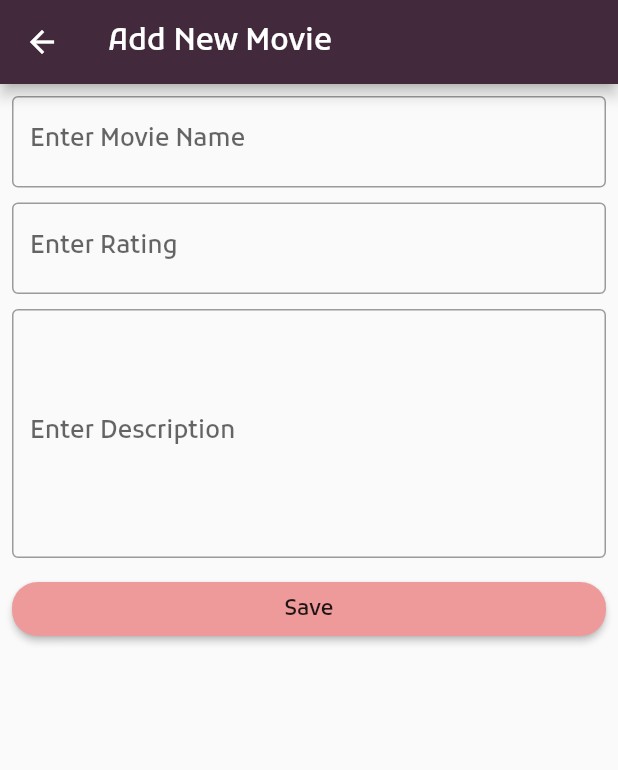
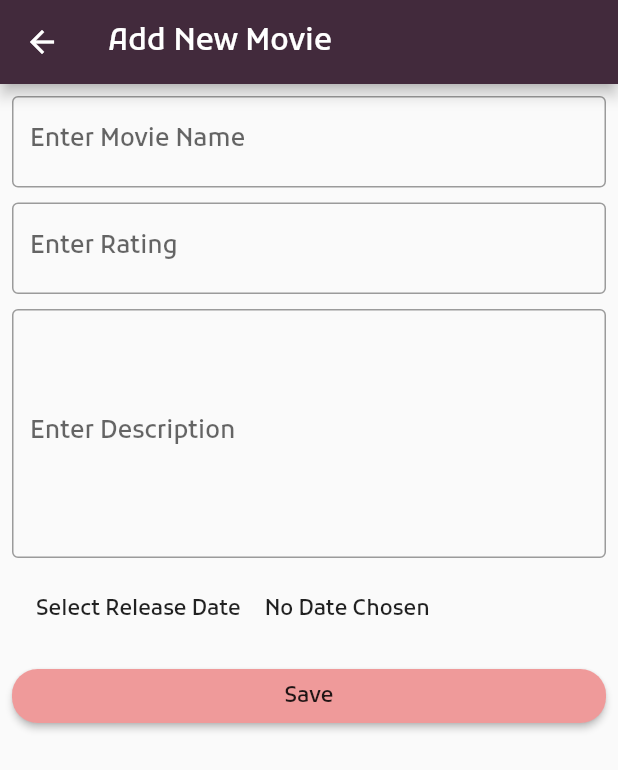
Before and after one commit to ArnobMahmud/Movie-Streaming-App, a Flutter app: the NewMoviePage screen opened directly, on a phone screen of 412 x 824 dp. Shown: the top 770 px of the screen. Run offline on Flutter 3.47's test engine with Material 2 defaults, Android fonts, the phone set to English and light mode, and no system bars.

Commit message:
Date field added

```diff
--- a/lib/Pages/new_movie_page.dart
+++ b/lib/Pages/new_movie_page.dart
@@ -1,10 +1,14 @@
 import 'package:flutter/material.dart';
+import 'package:intl/intl.dart';
 import 'package:movie_stream_app/models/movie_model.dart';
 
 class NewMoviePage extends StatefulWidget {
   @override
   _NewMoviePageState createState() => _NewMoviePageState();
 }
+
+DateTime _selectedDate;
+String date;
 
 class _NewMoviePageState extends State<NewMoviePage> {
   var movie = Movie();
@@ -13,6 +17,19 @@ class _NewMoviePageState extends State<NewMoviePage> {
     if (_formKey.currentState.validate()) {
       _formKey.currentState.save();
     }
+  }
+
+  void _openDatePickerDialog() {
+    showDatePicker(
+      context: context,
+      initialDate: DateTime.now(),
+      firstDate: DateTime(1960),
+      lastDate: DateTime(2030),
+    ).then((date) {
+      setState(() {
+        _selectedDate = date;
+      });
+    });
   }
 
   @override
@@ -83,6 +100,21 @@ class _NewMoviePageState extends State<NewMoviePage> {
               SizedBox(
                 height: 10,
               ),
+              Row(
+                children: [
+                  FlatButton(
+                    child: Text("Select Release Date"),
+                    onPressed: _openDatePickerDialog,
+                  ),
+                  Text(_selectedDate == null
+                      ? "No Date Chosen"
+                      : DateFormat('EEE, MMM dd, yyyy').format(_selectedDate)
+                  ),
+                ],
+              ),
+              SizedBox(
+                height: 10,
+              ),
               RaisedButton(
                 shape: RoundedRectangleBorder(
                     borderRadius: BorderRadius.circular(17)),
```
Also changed, not shown: pubspec.lock.
